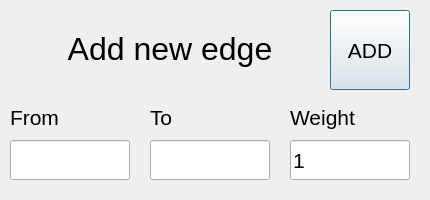
The window that Sem_2/Labs/graph/GraphGenerator/addedge.ui (Meidori/PSTU_Labs_2023) describes before a commit, drawn with Qt 5.
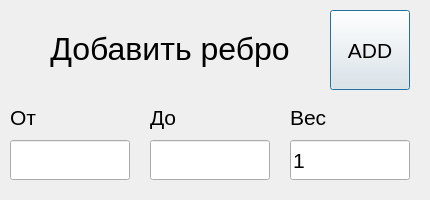
The same window after the commit.

What changed in the file:
```diff
--- a/Sem_2/Labs/graph/GraphGenerator/addedge.ui
+++ b/Sem_2/Labs/graph/GraphGenerator/addedge.ui
@@ -28,7 +28,7 @@
     </font>
    </property>
    <property name="text">
-    <string>To</string>
+    <string>До</string>
    </property>
    <property name="alignment">
     <set>Qt::AlignBottom|Qt::AlignLeading|Qt::AlignLeft</set>
@@ -49,7 +49,7 @@
     </font>
    </property>
    <property name="text">
-    <string>Weight</string>
+    <string>Вес</string>
    </property>
    <property name="alignment">
     <set>Qt::AlignBottom|Qt::AlignLeading|Qt::AlignLeft</set>
@@ -85,7 +85,7 @@
     </font>
    </property>
    <property name="text">
-    <string>Add new edge</string>
+    <string>Добавить ребро</string>
    </property>
    <property name="alignment">
     <set>Qt::AlignCenter</set>
@@ -106,7 +106,7 @@
     </font>
    </property>
    <property name="text">
-    <string>From</string>
+    <string>От</string>
    </property>
    <property name="alignment">
     <set>Qt::AlignBottom|Qt::AlignLeading|Qt::AlignLeft</set>
```
